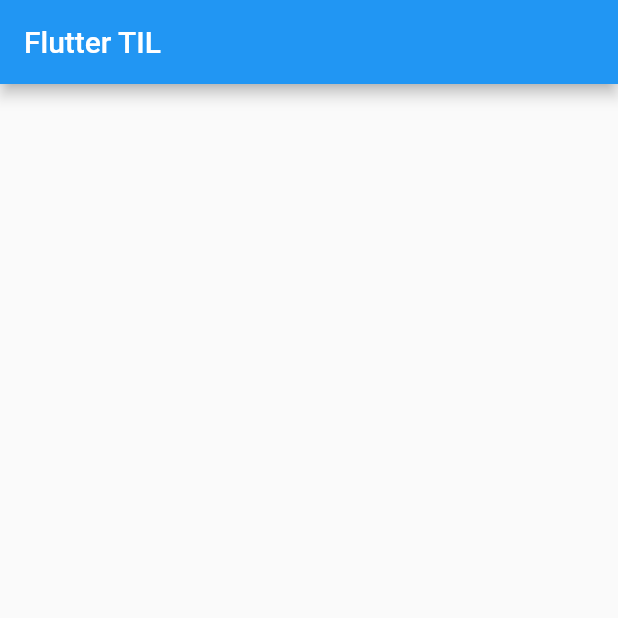
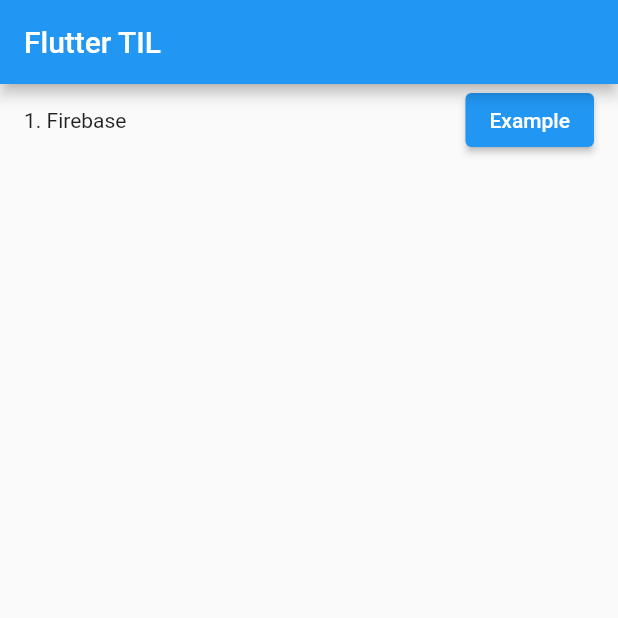
Before and after one commit to JaeHeee/Flutter_TIL, a Flutter app: the screen it shows after launch, on a phone screen of 412 x 824 dp, the top half of it. Run offline on Flutter 3.47's test engine with Material 2 defaults, Android fonts, the phone set to English and light mode, and no system bars; our stand-ins replace firebase_core; accounts and stored records are empty.

Commit message:
feat: Add Firebase getting started

```diff
--- /dev/null
+++ b/lib/home_page.dart
@@ -0,0 +1,28 @@
+import 'package:flutter/material.dart';
+
+import 'firebase/firebase_home_page.dart';
+import 'widget/til_button.dart';
+
+class HomePage extends StatelessWidget {
+  HomePage({Key key}) : super(key: key);
+
+  final List<Widget> list = [
+    const TilButton(
+        title: '1. Firebase', routeName: FirebaseHomePage.routeName),
+  ];
+
+  @override
+  Widget build(BuildContext context) {
+    return Scaffold(
+      appBar: AppBar(
+        title: const Text('Flutter TIL'),
+      ),
+      body: ListView.builder(
+        itemCount: list.length,
+        itemBuilder: (context, index) {
+          return list[index];
+        },
+      ),
+    );
+  }
+}
--- a/lib/main.dart
+++ b/lib/main.dart
@@ -1,6 +1,10 @@
 import 'package:flutter/material.dart';
 
+import 'firebase/firebase_home_page.dart';
+import 'home_page.dart';
+
 void main() {
+  WidgetsFlutterBinding.ensureInitialized();
   runApp(MyApp());
 }
 
@@ -13,21 +17,10 @@ class MyApp extends StatelessWidget {
         primarySwatch: Colors.blue,
         visualDensity: VisualDensity.adaptivePlatformDensity,
       ),
-      home: const HomePage(),
+      home: HomePage(),
+      routes: {
+        FirebaseHomePage.routeName: (ctx) => const FirebaseHomePage(),
+      },
     );
   }
 }
-
-class HomePage extends StatelessWidget {
-  const HomePage({Key key}) : super(key: key);
-
-  @override
-  Widget build(BuildContext context) {
-    return Scaffold(
-      appBar: AppBar(
-        title: const Text('Flutter TIL'),
-      ),
-      body: Container(),
-    );
-  }
-}
--- /dev/null
+++ b/lib/widget/til_button.dart
@@ -0,0 +1,32 @@
+import 'package:flutter/material.dart';
+
+class TilButton extends StatelessWidget {
+  const TilButton({
+    @required this.title,
+    @required this.routeName,
+    Key key,
+  }) : super(key: key);
+
+  final String title;
+  final String routeName;
+
+  @override
+  Widget build(BuildContext context) {
+    return Padding(
+      padding: const EdgeInsets.symmetric(horizontal: 16.0),
+      child: Row(
+        mainAxisAlignment: MainAxisAlignment.center,
+        children: [
+          Text(title),
+          const Spacer(),
+          ElevatedButton(
+            onPressed: () {
+              Navigator.of(context).pushNamed(routeName);
+            },
+            child: const Text('Example'),
+          )
+        ],
+      ),
+    );
+  }
+}
```
Also changed, not shown: lib/firebase/firebase_home_page.dart (added, +51 -0 lines), pubspec.yaml (+3 -4 lines), pubspec.lock, 11 other files.
